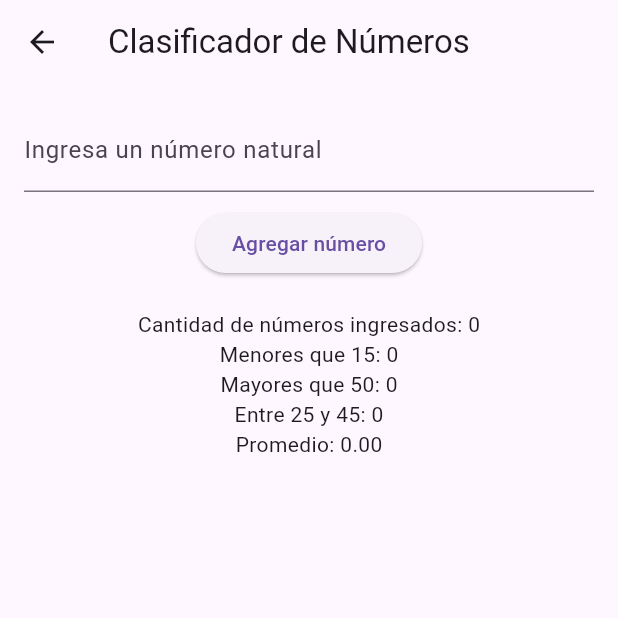
After one commit to MrBowis/Moviles-Tarea1.1, a Flutter app: the screen it shows after launch, after a tap on "Ejercicio 17", on a phone screen of 412 x 824 dp, the top half of it. The commit adds this screen. Run offline on Flutter 3.47's test engine with Material 3 defaults, Android fonts, the phone set to English and light mode, and no system bars.

Commit message:
ej16, ej17

```diff
--- a/ejercicios/lib/main.dart
+++ b/ejercicios/lib/main.dart
@@ -2,6 +2,8 @@ import 'package:flutter/material.dart';
 import '/screens/calcularNumAmigos.dart';
 import '/screens/paginaPrincipal.dart';
 import '/screens/serieMclaurin.dart';
+import '/screens/sueldos.dart';
+import '/screens/clasificadorNumeros.dart';
 
 void main() {
   runApp(const MyApp());
@@ -18,6 +20,8 @@ class MyApp extends StatelessWidget {
       routes: {
         '/calcularNumAmigos': (context) => CalcularNumamigos(),
         '/serieMclaurin': (context) => SerieMclaurin(),
+        '/sueldos': (context) => Sueldo(),
+        '/clasificadorNumeros': (context) => ClasificadorNumeros(),
       },
     );
   }
--- /dev/null
+++ b/ejercicios/lib/screens/clasificadorNumeros.dart
@@ -0,0 +1,69 @@
+import 'package:flutter/material.dart';
+
+class ClasificadorNumeros extends StatefulWidget {
+  @override
+  _ClasificadorNumerosState createState() => _ClasificadorNumerosState();
+}
+
+class _ClasificadorNumerosState extends State<ClasificadorNumeros> {
+  final TextEditingController numeroController = TextEditingController();
+  List<int> numeros = [];
+
+  int menores15 = 0;
+  int mayores50 = 0;
+  int entre25y45 = 0;
+
+  void agregarNumero() {
+    final int? numero = int.tryParse(numeroController.text);
+
+    if (numero != null && numero >= 0) {
+      numeros.add(numero);
+
+      if (numero < 15) menores15++;
+      if (numero > 50) mayores50++;
+      if (numero >= 25 && numero <= 45) entre25y45++;
+
+      numeroController.clear();
+      setState(() {});
+    } else {
+      ScaffoldMessenger.of(context).showSnackBar(
+        SnackBar(content: Text('Por favor, ingresa un número natural válido')),
+      );
+    }
+  }
+
+  double obtenerPromedio() {
+    if (numeros.isEmpty) return 0.0;
+    return numeros.reduce((a, b) => a + b) / numeros.length;
+  }
+
+  @override
+  Widget build(BuildContext context) {
+    return Scaffold(
+      appBar: AppBar(title: Text('Clasificador de Números')),
+      body: Padding(
+        padding: const EdgeInsets.all(16.0),
+        child: Column(
+          children: [
+            TextField(
+              controller: numeroController,
+              decoration: InputDecoration(labelText: 'Ingresa un número natural'),
+              keyboardType: TextInputType.number,
+            ),
+            SizedBox(height: 10),
+            ElevatedButton(
+              onPressed: agregarNumero,
+              child: Text('Agregar número'),
+            ),
+            SizedBox(height: 20),
+            Text('Cantidad de números ingresados: ${numeros.length}'),
+            Text('Menores que 15: $menores15'),
+            Text('Mayores que 50: $mayores50'),
+            Text('Entre 25 y 45: $entre25y45'),
+            Text('Promedio: ${obtenerPromedio().toStringAsFixed(2)}'),
+          ],
+        ),
+      ),
+    );
+  }
+}
--- a/ejercicios/lib/screens/paginaPrincipal.dart
+++ b/ejercicios/lib/screens/paginaPrincipal.dart
@@ -20,6 +20,20 @@ class _PaginaPrincipalState extends State<PaginaPrincipal> {
           children: [
             ElevatedButton(
               onPressed: (){
+                Navigator.pushNamed(context, '/sueldos');
+              },
+              child: Text('Ejercicio 16'),
+            ),
+            SizedBox(height: 10),
+            ElevatedButton(
+              onPressed: (){
+                Navigator.pushNamed(context, '/clasificadorNumeros');
+              },
+              child: Text('Ejercicio 17'),
+            ),
+            SizedBox(height: 10),
+            ElevatedButton(
+              onPressed: (){
                 Navigator.pushNamed(context, '/calcularNumAmigos');
               },
               child: Text('Ejercicio 18'),
```
Also changed, not shown: ejercicios/lib/screens/sueldos.dart (added, +64 -0 lines).
